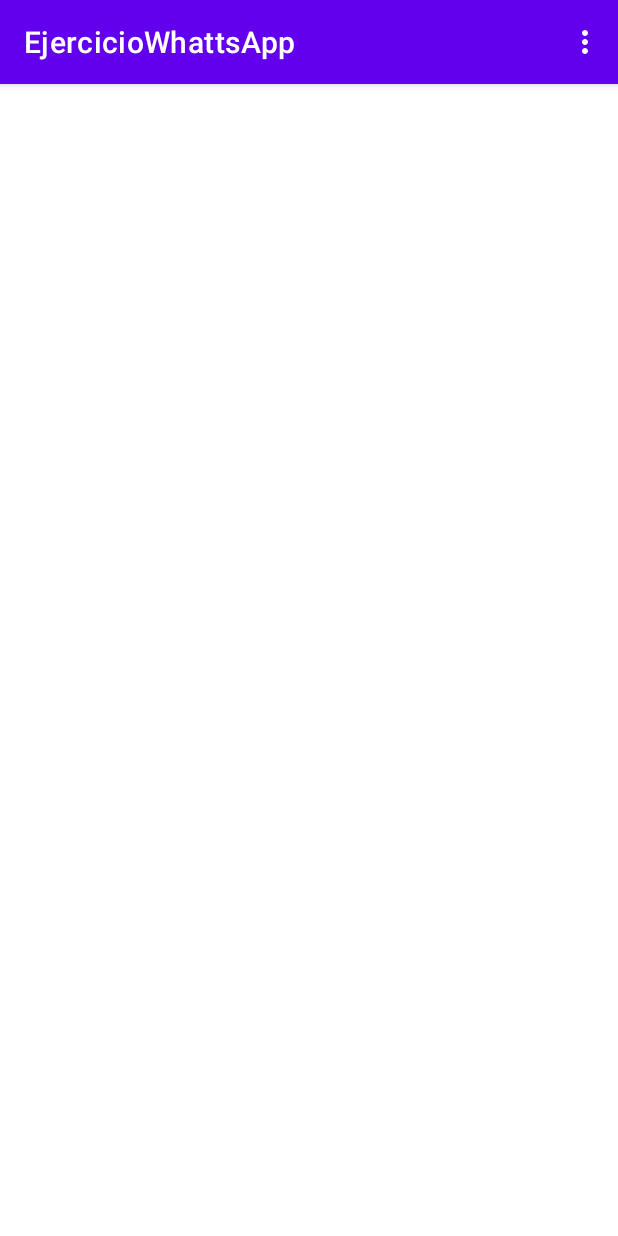
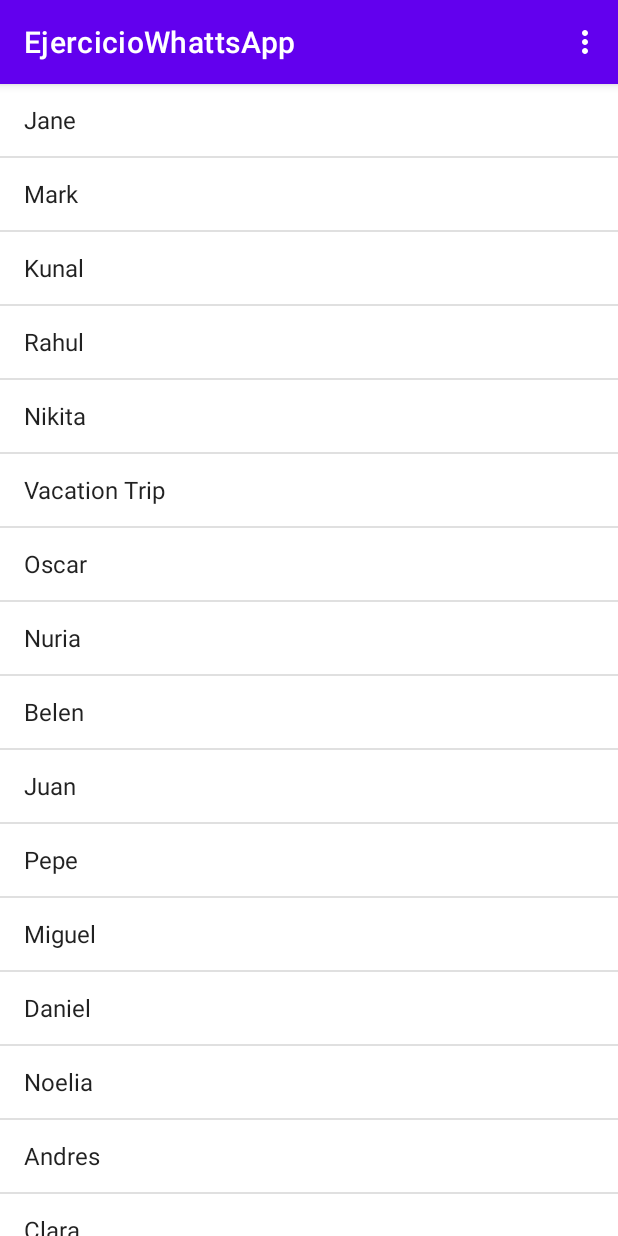
Before and after one commit to pachecofdez/EjercicioWhattsApp, an Android app: the screen it shows after launch (MainActivity), on a phone screen of 412 x 824 dp. Run offline under Robolectric (Android 15) with nearby library versions, the phone set to English and light mode, and no system bars.

Commit message:
Creado el ListView

```diff
--- a/app/src/main/java/com/opacheco/ejerciciowhattsapp/MainActivity.java
+++ b/app/src/main/java/com/opacheco/ejerciciowhattsapp/MainActivity.java
@@ -5,13 +5,24 @@ import androidx.appcompat.app.AppCompatActivity;
 import android.os.Bundle;
 import android.view.Menu;
 import android.view.MenuInflater;
+import android.widget.ArrayAdapter;
+import android.widget.ListView;
+
+import java.util.ArrayList;
 
 public class MainActivity extends AppCompatActivity {
+
+    ListView listaChats;
 
     @Override
     protected void onCreate(Bundle savedInstanceState) {
         super.onCreate(savedInstanceState);
         setContentView(R.layout.activity_main);
+
+        listaChats = findViewById(R.id.ListViewId);
+        ArrayAdapter<CharSequence> adaptador = ArrayAdapter.createFromResource(this, R.array.arrayChats, android.R.layout.simple_list_item_1);
+        listaChats.setAdapter(adaptador);
+
     }
 
     @Override
@@ -21,4 +32,7 @@ public class MainActivity extends AppCompatActivity {
         return true;
     }
 
+
+
+
 }
--- a/app/src/main/res/layout/activity_main.xml
+++ b/app/src/main/res/layout/activity_main.xml
@@ -4,4 +4,12 @@
     xmlns:tools="http://schemas.android.com/tools"
     android:layout_width="match_parent"
     android:layout_height="match_parent"
-    tools:context=".MainActivity"/>
+    tools:context=".MainActivity">
+
+    <ListView
+        android:id="@+id/ListViewId"
+        android:layout_width="match_parent"
+        android:layout_height="wrap_content"/>
+
+
+</androidx.constraintlayout.widget.ConstraintLayout>
--- /dev/null
+++ b/app/src/main/res/values/array.xml
@@ -0,0 +1,27 @@
+<?xml version="1.0" encoding="utf-8"?>
+<resources>
+
+    <string-array name="arrayChats">
+
+        <item>"Jane"</item>
+        <item>"Mark"</item>
+        <item>"Kunal"</item>
+        <item>"Rahul"</item>
+        <item>"Nikita"</item>
+        <item>"Vacation Trip"</item>
+        <item>"Oscar"</item>
+        <item>"Nuria"</item>
+        <item>"Belen"</item>
+        <item>"Juan"</item>
+        <item>"Pepe"</item>
+        <item>"Miguel"</item>
+        <item>"Daniel"</item>
+        <item>"Noelia"</item>
+        <item>"Andres"</item>
+        <item>"Clara"</item>
+        <item>"Sergio"</item>
+
+
+    </string-array>
+
+</resources>
```
Also changed, not shown: app/src/main/res/drawable/jonanconvertida.jpg (added).
